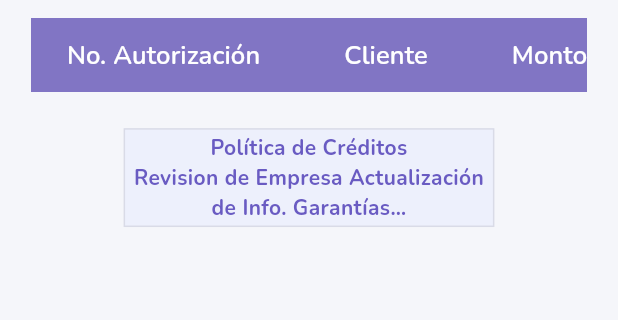
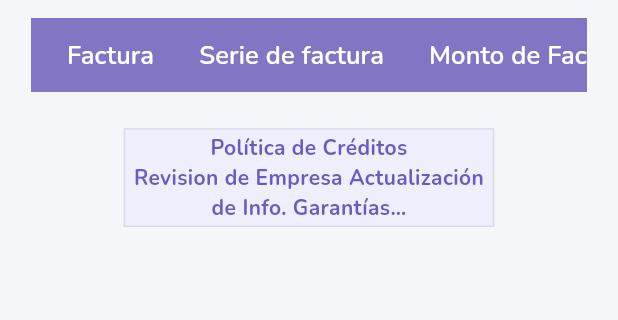
Before and after one commit to ichelescoga/factoring-app, a Flutter app: the ApplicationEvaluationPage screen opened directly with empty values, on a phone screen of 412 x 824 dp, the part 195-515 px from its top. Run offline on Flutter 3.47's test engine with Material 3 defaults, Android fonts, the phone set to English and light mode, and no system bars; drawn by our look-alikes of flutter_easyloading; our stand-ins replace easy_stepper, file_picker, flutter_dotenv, flutter_image_compress, flutter_riverpod, flutter_speed_dial and 9 more; network calls fail.

Commit message:
table for first states

```diff
--- a/lib/data/models/application_evaluation_model.dart
+++ b/lib/data/models/application_evaluation_model.dart
@@ -1,11 +1,12 @@
 class ApplicationEvalModel {
   int noAuthorization;
-  String client;
+  String invoiceSerie;
   String invoiceAmount;
   String utilizationPercentage;
   String usageAmount;
   int daysOfUse;
   String interestAmount;
+
   String commissions;
   String iva;
   String totalDiscount;
@@ -19,48 +20,49 @@ class ApplicationEvalModel {
 
   ApplicationEvalModel({
     required this.noAuthorization,
-    required this.client,
+    required this.invoiceSerie,
     required this.invoiceAmount,
     required this.utilizationPercentage,
     required this.usageAmount,
     required this.daysOfUse,
     required this.interestAmount,
-    required this.commissions,
-    required this.iva,
-    required this.totalDiscount,
-    required this.disbursement,
-    required this.dateDisbursement,
-    required this.paymentDate,
-    required this.availableSpace,
-    required this.overdueBalance,
-    required this.analysis,
+
+    this.commissions = "",
+    this.iva = "",
+    this.totalDiscount = "",
+    this.disbursement = "",
+    this.dateDisbursement = "",
+    this.paymentDate = "",
+    this.availableSpace = "",
+    this.overdueBalance = "",
+    this.analysis = "",
   });
 
   factory ApplicationEvalModel.fromJson(Map<String, dynamic> json) {
     return ApplicationEvalModel(
-      noAuthorization: json['No_Authorization'],
-      client: json['client'],
-      invoiceAmount: json['invoice_amount'],
-      utilizationPercentage: json['utilization_percentage'],
-      usageAmount: json['usage_amount'],
-      daysOfUse: json['days_of_use'],
-      interestAmount: json['interest_amount'],
-      commissions: json['commissions'],
-      iva: json['IVA'],
-      totalDiscount: json['total_discount'],
-      disbursement: json['disbursement'],
-      dateDisbursement: json['date_disbursement'],
-      paymentDate: json['payment_date'],
-      availableSpace: json['available_space'],
-      overdueBalance: json['overdue_balance'] ?? '0',
-      analysis: json['analysis'] ?? '',
+      noAuthorization: json['No_Factura'] == null ?  0 : int.tryParse(json['No_Factura'])!,
+      invoiceSerie: json['Serie_Factura'] == null ? "" : json['Serie_Factura'],
+      invoiceAmount: json['Monto_desembolsar'] == null ? "": json['Monto_desembolsar'].toString(),
+      utilizationPercentage: json['Tasa_interes'] == null ? "": json['Tasa_interes'].toString(),
+      usageAmount: json['Comision'] == null ? "": json['Comision'].toString(),
+      daysOfUse: json['Dias_credito'] == null ? 0: json['Dias_credito'],
+      interestAmount: json['Intereses'] == null ? "": json['Intereses'].toString(),
+      // commissions: json['commissions'],
+      // iva: json['IVA'],
+      // totalDiscount: json['total_discount'],
+      // disbursement: json['disbursement'],
+      // dateDisbursement: json['date_disbursement'],
+      // paymentDate: json['payment_date'],
+      // availableSpace: json['available_space'],
+      // overdueBalance: json['overdue_balance'] ?? '0',
+      // analysis: json['analysis'] ?? '',
     );
   }
 
   Map<String, dynamic> toJson() {
     return {
       'No_Authorization': noAuthorization,
-      'client': client,
+      'client': invoiceSerie,
       'invoice_amount': invoiceAmount,
       'utilization_percentage': utilizationPercentage,
       'usage_amount': usageAmount,
@@ -80,7 +82,7 @@ class ApplicationEvalModel {
     Map<String, String> toMap() {
     return {
       'No_Authorization': noAuthorization.toString(),
-      'client': client,
+      'client': invoiceSerie,
       'invoice_amount': invoiceAmount,
       'utilization_percentage': utilizationPercentage,
       'usage_amount': usageAmount,
--- a/lib/views/application_evaluation/controller/application_evaluation_controller.dart
+++ b/lib/views/application_evaluation/controller/application_evaluation_controller.dart
@@ -21,9 +21,9 @@ class ApplicationEvaluationController extends GetxController {
 
   void getApplicationRequest(ApplicationEvalModel model) {
     Map<String, String> parameters = {
-      "idRequest": "0 ",
+      "idRequest": "0",
       "authorization": model.noAuthorization.toString(),
-      "client": model.client,
+      "client": model.invoiceSerie,
       "disbursement": model.disbursement
     };
     Get.toNamed(RouterPaths.CUSTOMER_ACCEPT_REJECT_REQUEST,
--- a/lib/views/application_evaluation/pages/aplication_evaluation_page.dart
+++ b/lib/views/application_evaluation/pages/aplication_evaluation_page.dart
@@ -3,6 +3,7 @@ import 'package:developer_company/shared/resources/colors.dart';
 import 'package:developer_company/shared/utils/responsive.dart';
 import 'package:developer_company/views/application_evaluation/controller/application_evaluation_controller.dart';
 import 'package:developer_company/widgets/app_bar_sidebar.dart';
+import 'package:developer_company/widgets/data_table.dart';
 import 'package:developer_company/widgets/filter_box.dart';
 import 'package:developer_company/widgets/layout.dart';
 import 'package:developer_company/widgets/sidebar_widget.dart';
@@ -28,7 +29,10 @@ class _ApplicationEvaluationPageState extends State<ApplicationEvaluationPage> {
     var fatherId = args['father'];
     controller = Get.put(ApplicationEvaluationController());
     controller.fetchData(fatherId);
+    print(controller);
   }
+
+  AppColors appColors = AppColors();
 
   @override
   Widget build(BuildContext context) {
@@ -42,7 +46,7 @@ class _ApplicationEvaluationPageState extends State<ApplicationEvaluationPage> {
           crossAxisAlignment: CrossAxisAlignment.start,
           children: [
             FilterBox(
-                elements: controller.data,
+                elements: controller.dataFiltered,
                 handleFilteredData: (List<ApplicationEvalModel> data) {
                   controller.dataFiltered.clear();
                   controller.dataFiltered.addAll(data);
@@ -54,54 +58,68 @@ class _ApplicationEvaluationPageState extends State<ApplicationEvaluationPage> {
             Center(
               child: SingleChildScrollView(
                 scrollDirection: Axis.horizontal,
-                child: Obx(() => DataTable(
-                    showCheckboxColumn: false,
-                    headingRowHeight: responsive.hp(6),
-                    headingRowColor: MaterialStateProperty.all<Color>(
-                        AppColors.secondaryMainColor),
-                    columns: <DataColumn>[
-                      columnLabel("No. Autorización"),
-                      columnLabel("Cliente"),
-                      columnLabel("Monto de Facturas"),
-                      columnLabel("Porcentaje de utilization"),
-                      columnLabel("Monto utilization"),
-                      columnLabel("Dias de utilization"),
-                      columnLabel("Intereses"),
-                      columnLabel("Commission"),
-                      columnLabel("IVA"),
-                      columnLabel("Total descuento"),
-                      columnLabel("Desembolso"),
-                      columnLabel("Fecha de Desembolso"),
-                      columnLabel("Fecha de pago"),
-                      columnLabel("Cupo disponible"),
-                      columnLabel("Saldo en mora"),
-                      columnLabel("Análisis"),
-                      columnLabel("Aprobar/Denegar")
-                    ],
-                    rows:
-                        List<DataRow>.generate(controller.dataFiltered.length, (index) {
-                      final item = controller.dataFiltered.elementAt(index);
-                      print(index);
-                      return DataRow(
-                          color: index % 2 == 0
-                              ? MaterialStateProperty.all<Color>(
-                                  AppColors.lightColor)
-                              : MaterialStateProperty.all<Color>(
-                                  AppColors.lightSecondaryColor),
+                child: CustomDataTable<ApplicationEvalModel>(
+                columns: const [
+                  "Factura",
+                  "Serie de factura",
+                  "Monto de Facturas",
+                  "Porcentaje de utilization",
+                  "Monto utilization",
+                  "Dias de utilization",
+                  "Intereses",
+                  ''
+                ],
+                elements: controller.dataFiltered
+                    .asMap()
+                    .map((index, element) => MapEntry(
+                        index,
+                        DataRow(
+                          onSelectChanged: (value) async {
+
+                          },
                           cells: [
-                            ...item
-                                .toMap()
-                                .values
-                                .map((e) => cellItem(e))
-                                .toList(),
-                            DataCell(Center(
-                              child: IconButton(
-                                  onPressed: () =>
-                                      controller.getApplicationRequest(item),
-                                  icon: Icon(Icons.send_and_archive_outlined)),
-                            ))
-                          ]);
-                    }))),
+                            DataCell(Container(
+                              constraints:
+                                  BoxConstraints(maxWidth: Get.width / 3),
+                              child: Text(element.noAuthorization.toString()),
+                            )),
+                            DataCell(Container(
+                              constraints:
+                                  BoxConstraints(maxWidth: Get.width / 2.5),
+                              child: Text(element.invoiceSerie),
+                            )),
+                            DataCell(Container(
+                              constraints:
+                                  BoxConstraints(maxWidth: Get.width / 3),
+                              child: Text(element.invoiceAmount),
+                            )),
+                            DataCell(Container(
+                              constraints:
+                                  BoxConstraints(maxWidth: Get.width / 3),
+                              child: Text(element.utilizationPercentage.toString()),
+                            )),
+                            DataCell(Container(
+                              constraints:
+                                  BoxConstraints(maxWidth: Get.width / 3),
+                              child: Text(element.usageAmount.toString()),
+                            )),
+                            DataCell(Container(
+                              constraints:
+                                  BoxConstraints(maxWidth: Get.width / 3),
+                              child: Text(element.daysOfUse.toString()),
+                            )),
+                            DataCell(Container(
+                              constraints:
+                                  BoxConstraints(maxWidth: Get.width / 3),
+                              child: Text(element.interestAmount),
+                            )),
+                            DataCell(Container())
+                          ],
+                          color: appColors.dataRowColors(index),
+                        )))
+                    .values
+                    .toList(),
+              ),
               ),
             ),
             Center(
--- a/lib/views/home/pages/dashboard_page.dart
+++ b/lib/views/home/pages/dashboard_page.dart
@@ -122,7 +122,7 @@ class _DashboardPageState extends State<DashboardPage> {
           "type": "CUSTOM_PATH",
           "ROUTE": RouterPaths.CREDIT_APPLICATION_FORM_PAGE,
           "entityId": "8", //Para recuperar en los argumentos de la pagina en entidad del cliente.
-          "label": "Solicitud de crédito",
+          "label": "Nueva solicitud de crédito",
           "listEndpoint": null,
           "editEndpoint": null,
           "addEndpoint": null,
```
Also changed, not shown: lib/views/credit_application_form/pages/credit_application_form.dart (+5 -5 lines).
